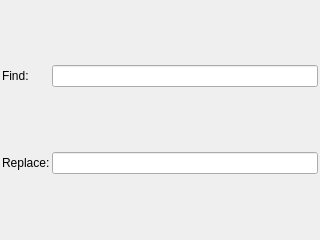
The window that src/plugins/widget/Editor/src/editorfindreplacewidget.ui (opencor/opencor) describes before a commit, drawn with Qt 5.
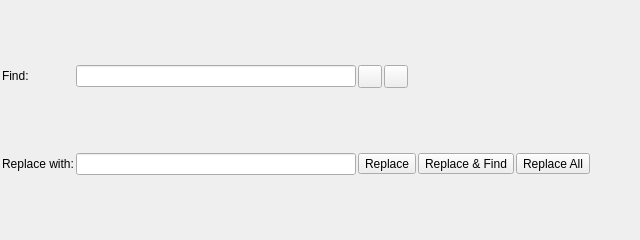
The same window after the commit. Icons and pictures are not drawn.

Commit message: Some work towards supporting find/replace in our QScintilla-based widget (#261).

What changed in the file:
```diff
--- a/src/plugins/widget/Editor/src/editorfindreplacewidget.ui
+++ b/src/plugins/widget/Editor/src/editorfindreplacewidget.ui
@@ -6,10 +6,13 @@
    <rect>
     <x>0</x>
     <y>0</y>
-    <width>320</width>
+    <width>640</width>
     <height>240</height>
    </rect>
   </property>
+  <property name="styleSheet">
+   <string notr="true"/>
+  </property>
   <layout class="QGridLayout" name="layout">
    <property name="leftMargin">
     <number>2</number>
@@ -26,18 +29,8 @@
    <property name="spacing">
     <number>2</number>
    </property>
-   <item row="1" column="0">
-    <widget class="QLabel" name="replaceLabel">
-     <property name="sizePolicy">
-      <sizepolicy hsizetype="Preferred" vsizetype="Fixed">
-       <horstretch>0</horstretch>
-       <verstretch>0</verstretch>
-      </sizepolicy>
-     </property>
-     <property name="text">
-      <string>Replace:</string>
-     </property>
-    </widget>
+   <item row="1" column="1">
+    <widget class="QLineEdit" name="replaceWithEdit"/>
    </item>
    <item row="0" column="0">
     <widget class="QLabel" name="findLabel">
@@ -52,11 +45,110 @@
      </property>
     </widget>
    </item>
+   <item row="1" column="0">
+    <widget class="QLabel" name="replaceWithLabel">
+     <property name="sizePolicy">
+      <sizepolicy hsizetype="Preferred" vsizetype="Fixed">
+       <horstretch>0</horstretch>
+       <verstretch>0</verstretch>
+      </sizepolicy>
+     </property>
+     <property name="text">
+      <string>Replace with:</string>
+     </property>
+    </widget>
+   </item>
    <item row="0" column="1">
     <widget class="QLineEdit" name="findEdit"/>
    </item>
-   <item row="1" column="1">
-    <widget class="QLineEdit" name="replaceEdit"/>
+   <item row="0" column="2">
+    <layout class="QHBoxLayout" name="findLayout">
+     <item>
+      <widget class="QToolButton" name="findPreviousButton">
+       <property name="toolTip">
+        <string>Find Previous</string>
+       </property>
+       <property name="icon">
+        <iconset resource="../../../misc/Core/res/Core.qrc">
+         <normaloff>:/oxygen/actions/go-previous.png</normaloff>:/oxygen/actions/go-previous.png</iconset>
+       </property>
+      </widget>
+     </item>
+     <item>
+      <widget class="QToolButton" name="findNextButton">
+       <property name="toolTip">
+        <string>Find Next</string>
+       </property>
+       <property name="icon">
+        <iconset resource="../../../misc/Core/res/Core.qrc">
+         <normaloff>:/oxygen/actions/go-next.png</normaloff>:/oxygen/actions/go-next.png</iconset>
+       </property>
+      </widget>
+     </item>
+     <item>
+      <spacer name="findSpacer">
+       <property name="orientation">
+        <enum>Qt::Horizontal</enum>
+       </property>
+       <property name="sizeHint" stdset="0">
+        <size>
+         <width>40</width>
+         <height>20</height>
+        </size>
+       </property>
+      </spacer>
+     </item>
+    </layout>
+   </item>
+   <item row="1" column="2">
+    <layout class="QHBoxLayout" name="replaceWithLayout">
+     <item>
+      <widget class="QToolButton" name="replaceButton">
+       <property name="toolTip">
+        <string>Replace</string>
+       </property>
+       <property name="styleSheet">
+        <string notr="true"/>
+       </property>
+       <property name="text">
+        <string>Replace</string>
+       </property>
+      </widget>
+     </item>
+     <item>
+      <widget class="QToolButton" name="replaceAndFindButton">
+       <property name="toolTip">
+        <string>Replace &amp; Find</string>
+       </property>
+       <property name="text">
+        <string>Replace &amp;&amp; Find</string>
+       </property>
+      </widget>
+     </item>
+     <item>
+      <widget class="QToolButton" name="replaceAllButton">
+       <property name="toolTip">
+        <string>Replace All</string>
+       </property>
+       <property name="text">
+        <string>Replace All</string>
+       </property>
+      </widget>
+     </item>
+     <item>
+      <spacer name="replaceWithSpacer">
+       <property name="orientation">
+        <enum>Qt::Horizontal</enum>
+       </property>
+       <property name="sizeHint" stdset="0">
+        <size>
+         <width>40</width>
+         <height>20</height>
+        </size>
+       </property>
+      </spacer>
+     </item>
+    </layout>
    </item>
   </layout>
  </widget>
```
Left out of the diff: 13 changed lines with no effect on the pictures. The commit also changes 9 other files.
